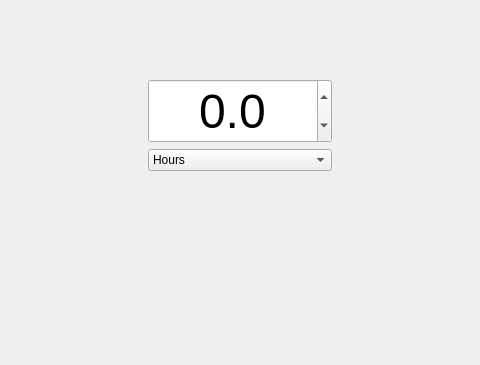
Before: the Qt Designer form src/balancewindow.ui in baleboy/flexo, drawn with Qt 5; both pictures show x 160 to 640 and y 115 to 480 of the 800 by 480 pixel window.
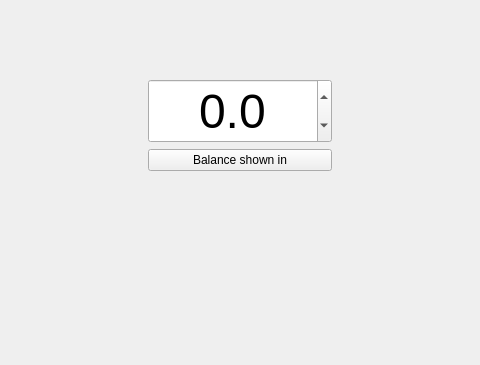
After: the same form once the commit is applied. Custom widgets are drawn as their Qt base class.

Commit message: Changed balance unit selector to Maemo5-style picker Added balance unit to preferences so that the selected option is remembered

Diff of the .ui file:
```diff
--- a/src/balancewindow.ui
+++ b/src/balancewindow.ui
@@ -27,20 +27,6 @@
      </property>
     </spacer>
    </item>
-   <item row="2" column="1">
-    <widget class="QComboBox" name="balanceUnitSelector">
-     <item>
-      <property name="text">
-       <string>Hours</string>
-      </property>
-     </item>
-     <item>
-      <property name="text">
-       <string>Days</string>
-      </property>
-     </item>
-    </widget>
-   </item>
    <item row="3" column="1">
     <spacer name="verticalSpacer">
      <property name="orientation">
@@ -101,8 +87,22 @@
      </property>
     </spacer>
    </item>
+   <item row="2" column="1">
+    <widget class="QMaemo5ValueButton" name="balanceUnitButton">
+     <property name="text">
+      <string>Balance shown in</string>
+     </property>
+    </widget>
+   </item>
   </layout>
  </widget>
+ <customwidgets>
+  <customwidget>
+   <class>QMaemo5ValueButton</class>
+   <extends>QPushButton</extends>
+   <header location="global">qmaemo5valuebutton.h</header>
+  </customwidget>
+ </customwidgets>
  <resources/>
  <connections/>
 </ui>
```
The commit also changes 5 other files.
